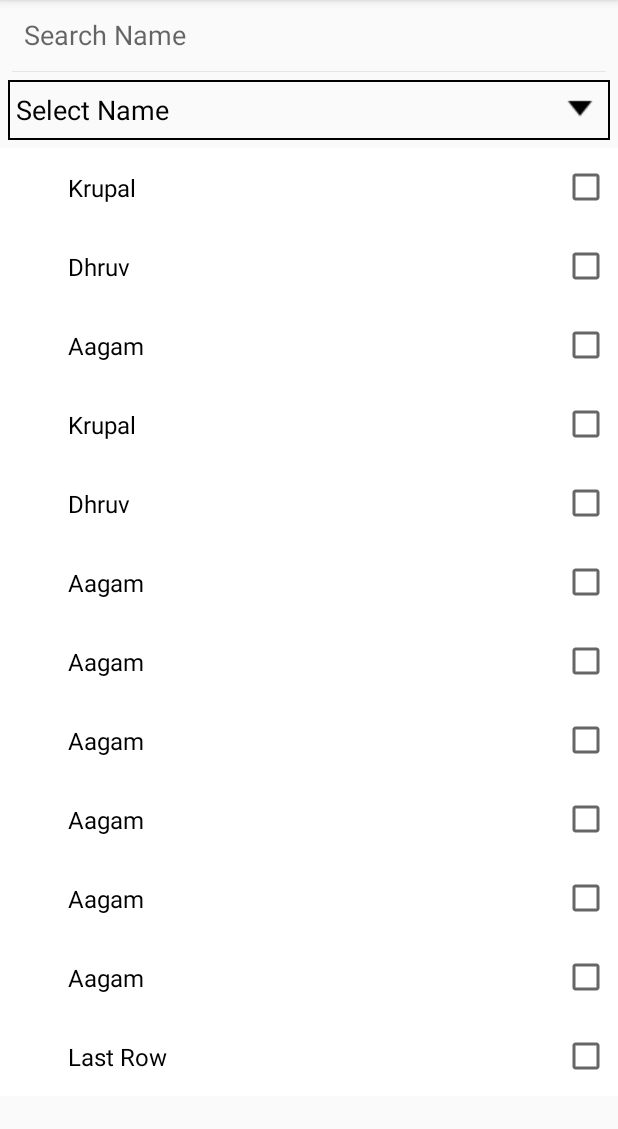
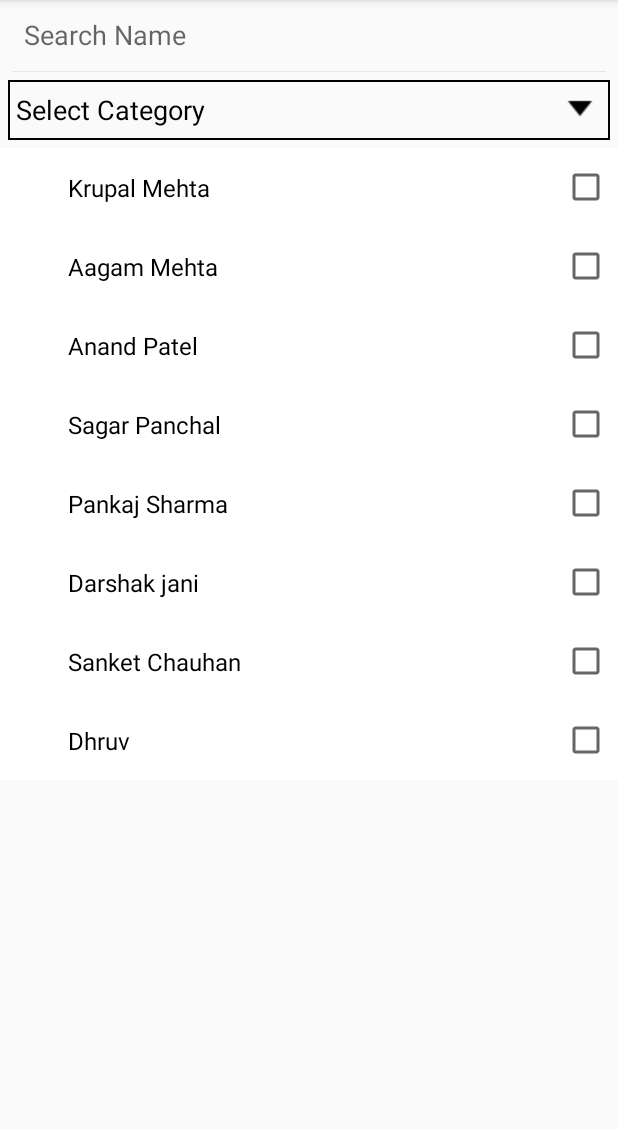
Before and after one commit to mkrupal09/EasyAdapter, an Android app: the screen it shows after launch (MainActivity), on a phone screen of 412 x 824 dp, the part 84-1213 px from its top. Run offline under Robolectric (Android 15) with nearby library versions, the phone set to English and light mode, and no system bars; our stand-ins replace data binding.

Commit message:
Few Changes.

```diff
--- a/app/src/main/java/easyadapter/dc/com/easyadapter/MainActivity.kt
+++ b/app/src/main/java/easyadapter/dc/com/easyadapter/MainActivity.kt
@@ -8,7 +8,6 @@ import android.support.v7.widget.SearchView
 import android.widget.Toast
 import easyadapter.dc.com.easyadapter.databinding.ActivityMainBinding
 import easyadapter.dc.com.library.EasyAdapter
-import java.util.*
 
 class MainActivity : AppCompatActivity() {
 
@@ -19,17 +18,14 @@ class MainActivity : AppCompatActivity() {
     private val temp: List<Category>
         get() {
             val temp = ArrayList<Category>()
-            temp.add(Category.createDummy("Krupal"))
+            temp.add(Category.createDummy("Krupal Mehta"))
+            temp.add(Category.createDummy("Aagam Mehta"))
+            temp.add(Category.createDummy("Anand Patel"))
+            temp.add(Category.createDummy("Sagar Panchal"))
+            temp.add(Category.createDummy("Pankaj Sharma"))
+            temp.add(Category.createDummy("Darshak jani"))
+            temp.add(Category.createDummy("Sanket Chauhan"))
             temp.add(Category.createDummy("Dhruv"))
-            temp.add(Category.createDummy("Aagam"))
-            temp.add(Category.createDummy("Krupal"))
-            temp.add(Category.createDummy("Dhruv"))
-            temp.add(Category.createDummy("Aagam"))
-            temp.add(Category.createDummy("Aagam"))
-            temp.add(Category.createDummy("Aagam"))
-            temp.add(Category.createDummy("Aagam"))
-            temp.add(Category.createDummy("Aagam"))
-            temp.add(Category.createDummy("Aagam"))
             return temp
         }
 
@@ -47,7 +43,6 @@ class MainActivity : AppCompatActivity() {
         binding.recyclerView.adapter = adapter
 
         adapter.addAll(temp, true)
-        adapter.add(Category.createDummy("Last Row"))
         adapter.notifyDataSetChanged()
 
 
@@ -86,7 +81,12 @@ class MainActivity : AppCompatActivity() {
 
     private fun spinnerExample() {
         spinnerAdapter = CategoryAdapter()
-        spinnerAdapter.addAll(temp.subList(0, 2), true)
+        val list = ArrayList<Category>()
+        list.add(Category.createDummy("Android Developer"))
+        list.add(Category.createDummy("Java Developer"))
+        list.add(Category.createDummy("Python Developer"))
+        list.add(Category.createDummy("Php Developer"))
+        spinnerAdapter.addAll(list, true)
         spinnerAdapter.notifyDataSetChanged()
         spinnerAdapter.setRecyclerViewItemClick { view, model ->
             binding.spRecyclerView.setText(model.name)
--- a/app/src/main/res/layout/activity_main.xml
+++ b/app/src/main/res/layout/activity_main.xml
@@ -29,7 +29,7 @@
                 android:background="@drawable/rect_background"
                 android:drawableRight="@drawable/dropdown_arrow"
                 android:gravity="center_vertical"
-                android:hint="@string/select_name"
+                android:hint="@string/select_category"
                 android:paddingLeft="5dp"
                 android:textColor="@android:color/black"
                 android:textColorHint="@android:color/black" />
--- a/app/src/main/res/values/strings.xml
+++ b/app/src/main/res/values/strings.xml
@@ -1,4 +1,5 @@
 <resources>
     <string name="app_name">EasyAdapter</string>
     <string name="select_name">Select Name</string>
+    <string name="select_category">Select Category</string>
 </resources>
```
Also changed, not shown: 4 other files.
